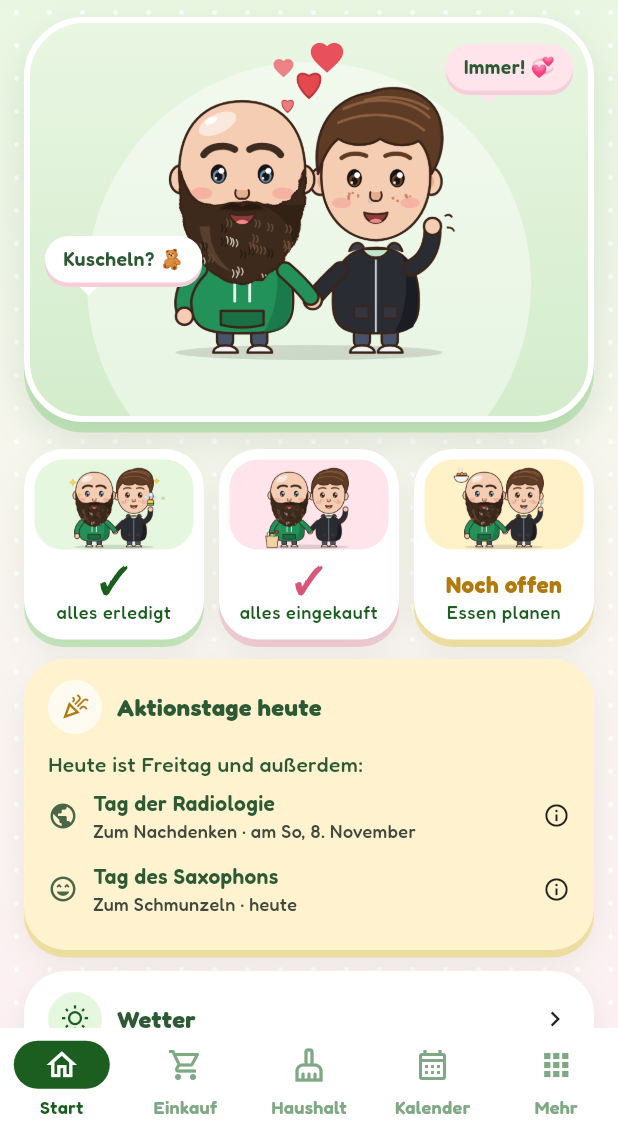
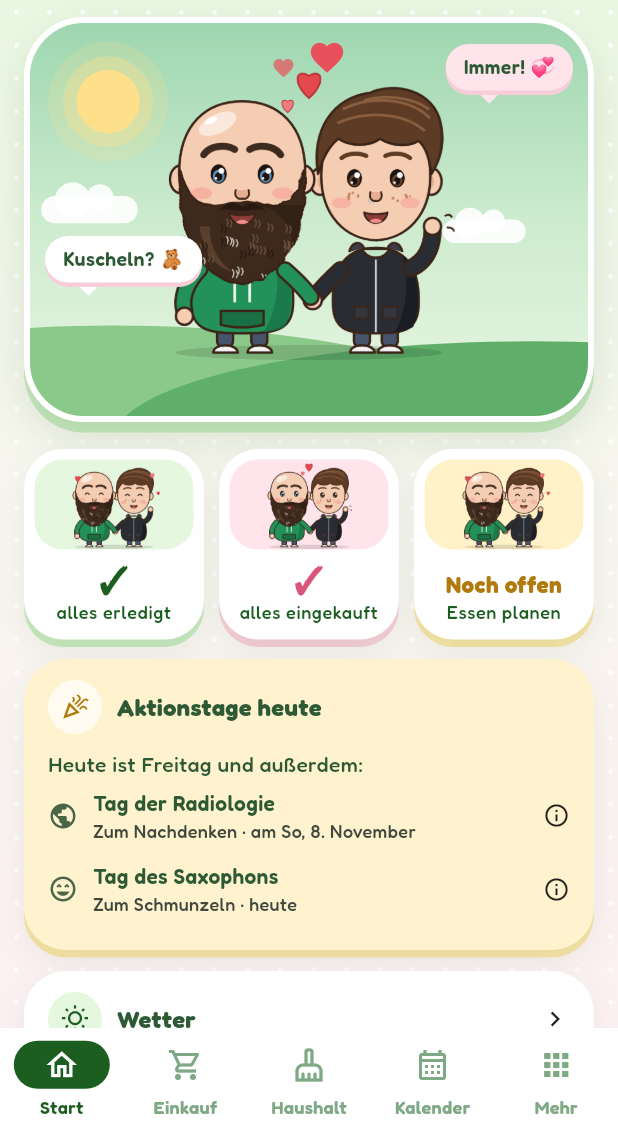
Before and after one commit to TEE800/bubududu, a Flutter app: the screen it shows once a user with an empty profile is signed in, after a tap on "Haushalt anlegen", on a phone screen of 412 x 824 dp, the part 103-1236 px from its top. Run offline on Flutter 3.47's test engine with Material 3 defaults, Android fonts, the phone set to English and light mode, and no system bars; our stand-ins replace cloud_firestore, connectivity_plus, file_picker, firebase_auth, firebase_core, firebase_messaging and 11 more; missing offline and left inert: dart:js_interop, device_calendar_plus, google_mlkit_text_recognition, image_picker_android, image_picker_platform_interface, pdfrx; accounts and stored records are empty; network calls fail.

Commit message:
Startseite: Wiese mit Himmel und Hügeln im Cute-Look, Figuren immer süß
Die Bildkarte oben zeigt wieder Himmel je nach Tageszeit, Sonne oder Mond
mit Sternen, Wolken und Hügel. Auf der Startseite sind Bubu und Dudu immer
fröhlich oder verliebt, nie hungrig, müde oder mit Putzzeug.

Co-Authored-By: Claude Opus 5.5 <noreply@anthropic.com>
Claude-Session: https://claude.ai/code/session_01WGE5cW1MV19NrTnwXfD8ie

```diff
--- a/lib/features/dashboard.dart
+++ b/lib/features/dashboard.dart
@@ -292,7 +292,7 @@ class _TasksMini extends ConsumerWidget {
         ref.watch(tasksProvider(householdId)).value ?? const <HouseTask>[];
     final due = tasks.where((t) => t.isOverdue(now) || t.isDueToday(now));
     return _MiniTile(
-      mood: MascotMood.cleaning,
+      mood: MascotMood.love,
       value: due.isEmpty ? '✓' : '${due.length}',
       label: due.isEmpty ? 'alles erledigt' : 'Aufgaben offen',
       onTap: onTap,
@@ -312,7 +312,7 @@ class _ShoppingMini extends ConsumerWidget {
         ref.watch(shoppingItemsProvider(householdId)).value ?? const [];
     final open = items.where((i) => !i.done).length;
     return _MiniTile(
-      mood: MascotMood.shopping,
+      mood: MascotMood.happy,
       tone: CuteTone.pink,
       value: open == 0 ? '✓' : '$open',
       label: open == 0 ? 'alles eingekauft' : 'zum Einkaufen',
@@ -338,7 +338,7 @@ class _MealMini extends ConsumerWidget {
         : recipes[today().difference(DateTime(2020)).inDays % recipes.length]
               .title;
     return _MiniTile(
-      mood: MascotMood.hungry,
+      mood: MascotMood.love,
       tone: CuteTone.vanilla,
       value: todayMeal ?? idea ?? 'Noch offen',
       label: todayMeal != null
--- a/lib/features/dashboard_header.dart
+++ b/lib/features/dashboard_header.dart
@@ -143,7 +143,7 @@ class CuteHeader extends ConsumerWidget {
           _HeroCard(
             left: left,
             right: right,
-            mood: moodForTime(now),
+            now: now,
             days: since == null ? null : daysBetween(since, today()),
           ),
         ],
@@ -205,18 +205,19 @@ class _DateWeatherLine extends ConsumerWidget {
   }
 }
 
-/// Runde Karte mit weißem Rand und den beiden Figuren.
+/// Runde Karte mit weißem Rand: die Wiese mit den beiden Figuren.
+/// Auf der Startseite sind die zwei immer fröhlich, nie hungrig oder müde.
 class _HeroCard extends StatelessWidget {
   const _HeroCard({
     required this.left,
     required this.right,
-    required this.mood,
+    required this.now,
     required this.days,
   });
 
   final String left;
   final String right;
-  final MascotMood mood;
+  final DateTime now;
   final int? days;
 
   @override
@@ -230,13 +231,6 @@ class _HeroCard extends StatelessWidget {
         border: Border.all(
           color: dark ? scheme.surfaceContainerHighest : Colors.white,
           width: 4,
-        ),
-        gradient: LinearGradient(
-          begin: Alignment.topCenter,
-          end: Alignment.bottomCenter,
-          colors: dark
-              ? [const Color(0xFF1F3A25), const Color(0xFF14281A)]
-              : const [Color(0xFFE9F6E3), Color(0xFFD3ECCB)],
         ),
         boxShadow: dark
             ? null
@@ -253,24 +247,17 @@ class _HeroCard extends StatelessWidget {
         borderRadius: BorderRadius.circular(36),
         child: Stack(
           children: [
-            // Heller Kreis hinter den beiden und ein Boden-Schatten.
-            Positioned(
-              left: 30,
-              right: 30,
-              top: 26,
-              bottom: -60,
-              child: DecoratedBox(
-                decoration: BoxDecoration(
-                  shape: BoxShape.circle,
-                  color: Colors.white.withValues(alpha: dark ? 0.05 : 0.45),
-                ),
-              ),
+            // Unsere Wiese: Himmel je nach Tageszeit, Sonne oder Mond, Hügel.
+            Positioned.fill(
+              child: CustomPaint(painter: MeadowPainter(skyPhaseFor(now))),
             ),
             Positioned(
               left: 0,
               right: 0,
               bottom: 36,
-              child: Center(child: Mascots(mood: mood, height: 196)),
+              child: Center(
+                child: Mascots(mood: MascotMood.happy, height: 196),
+              ),
             ),
             const Positioned(
               left: 0,
@@ -417,3 +404,138 @@ String _thousands(int n) {
   }
   return out.toString();
 }
+
+/// Tageszeit für den Himmel auf der Wiese.
+enum SkyPhase { morning, day, evening, night }
+
+SkyPhase skyPhaseFor(DateTime t) => switch (t.hour) {
+  < 6 || >= 21 => SkyPhase.night,
+  < 10 => SkyPhase.morning,
+  < 17 => SkyPhase.day,
+  _ => SkyPhase.evening,
+};
+
+/// Malt Himmel, Sonne oder Mond mit Sternen, Wolken und zwei grüne Hügel.
+/// Sonne und Mond stehen oben links, rechts oben ist Platz für die
+/// Sprechblase.
+class MeadowPainter extends CustomPainter {
+  MeadowPainter(this.phase);
+
+  final SkyPhase phase;
+
+  @override
+  void paint(Canvas canvas, Size size) {
+    final w = size.width;
+    final h = size.height;
+    final rect = Offset.zero & size;
+    final night = phase == SkyPhase.night;
+
+    final sky = switch (phase) {
+      SkyPhase.morning => const [
+        Color(0xFF8CCB9B),
+        Color(0xFFCFE8C4),
+        Color(0xFFFBE3B8),
+      ],
+      SkyPhase.day => const [
+        Color(0xFF9ED6B0),
+        Color(0xFFCDEBCF),
+        Color(0xFFE9F6E3),
+      ],
+      SkyPhase.evening => const [
+        Color(0xFF7FB58F),
+        Color(0xFFF2C9A0),
+        Color(0xFFF6B7A8),
+      ],
+      SkyPhase.night => const [
+        Color(0xFF0E2A18),
+        Color(0xFF17391F),
+        Color(0xFF285C35),
+      ],
+    };
+    canvas.drawRect(
+      rect,
+      Paint()
+        ..shader = LinearGradient(
+          begin: Alignment.topCenter,
+          end: Alignment.bottomCenter,
+          colors: sky,
+        ).createShader(rect),
+    );
+
+    final c = Offset(w * 0.14, h * 0.2);
+    if (night) {
+      final star = Paint()..color = const Color(0xCCFFFFFF);
+      const stars = [
+        (0.30, 0.10, 1.4),
+        (0.42, 0.24, 1.0),
+        (0.58, 0.08, 1.6),
+        (0.66, 0.30, 1.1),
+        (0.08, 0.46, 1.2),
+        (0.90, 0.40, 1.3),
+        (0.24, 0.36, 0.9),
+        (0.80, 0.56, 1.0),
+      ];
+      for (final (x, y, r) in stars) {
+        canvas.drawCircle(Offset(w * x, h * y), r, star);
+      }
+      canvas.drawCircle(c, 30, Paint()..color = const Color(0x14FFF4CC));
+      final moon = Path.combine(
+        PathOperation.difference,
+        Path()..addOval(Rect.fromCircle(center: c, radius: 18)),
+        Path()
+          ..addOval(
+            Rect.fromCircle(center: c + const Offset(8, -6), radius: 16),
+          ),
+      );
+      canvas.drawPath(moon, Paint()..color = const Color(0xFFFFF1C2));
+    } else {
+      final sun = switch (phase) {
+        SkyPhase.evening => const Color(0xFFFFB877),
+        SkyPhase.morning => const Color(0xFFFFD98A),
+        _ => const Color(0xFFFFE08A),
+      };
+      canvas.drawCircle(c, 40, Paint()..color = sun.withValues(alpha: 0.18));
+      canvas.drawCircle(c, 30, Paint()..color = sun.withValues(alpha: 0.35));
+      canvas.drawCircle(c, 21, Paint()..color = sun);
+    }
+
+    final cloud = Paint()
+      ..color = Colors.white.withValues(alpha: night ? 0.08 : 0.9);
+    _cloud(canvas, Offset(w * 0.02, h * 0.44), 0.7, cloud);
+    _cloud(canvas, Offset(w * 0.74, h * 0.5), 0.6, cloud);
+
+    final backHill = night ? const Color(0xFF1E4A27) : const Color(0xFF8BC98A);
+    final frontHill = night ? const Color(0xFF123519) : const Color(0xFF5FAE6A);
+    canvas.drawOval(
+      Rect.fromCenter(
+        center: Offset(w * 0.15, h * 1.02),
+        width: w * 1.4,
+        height: h * 0.5,
+      ),
+      Paint()..color = backHill,
+    );
+    canvas.drawOval(
+      Rect.fromCenter(
+        center: Offset(w * 0.9, h * 1.06),
+        width: w * 1.5,
+        height: h * 0.5,
+      ),
+      Paint()..color = frontHill,
+    );
+  }
+
+  void _cloud(Canvas canvas, Offset at, double s, Paint p) {
+    canvas.drawRRect(
+      RRect.fromRectAndRadius(
+        Rect.fromLTWH(at.dx, at.dy, 92 * s, 26 * s),
+        Radius.circular(13 * s),
+      ),
+      p,
+    );
+    canvas.drawCircle(at + Offset(30 * s, 4 * s), 17 * s, p);
+    canvas.drawCircle(at + Offset(56 * s, 2 * s), 13 * s, p);
+  }
+
+  @override
+  bool shouldRepaint(MeadowPainter old) => old.phase != phase;
+}
```
